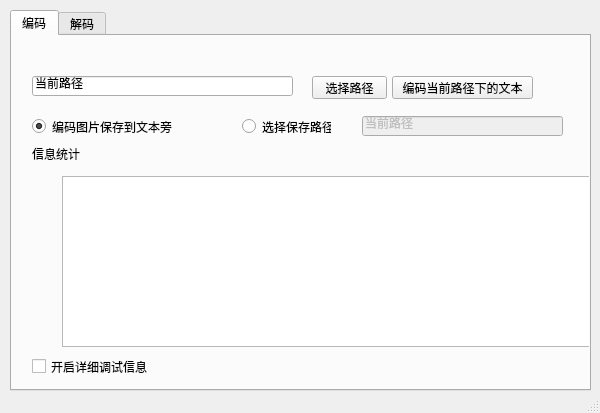
The window that enigma/enigma.ui (c3ll256/enigma) describes before a commit, drawn with Qt 5.
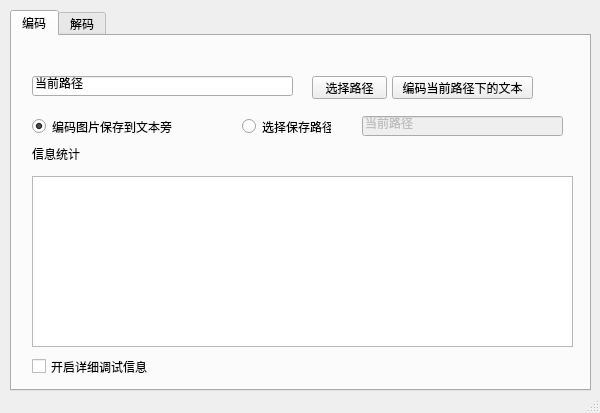
The same window after the commit.

Patch:
```diff
--- a/enigma/enigma.ui
+++ b/enigma/enigma.ui
@@ -159,7 +159,7 @@
      <widget class="QTextBrowser" name="txtEncodeDebug">
       <property name="geometry">
        <rect>
-        <x>50</x>
+        <x>20</x>
         <y>140</y>
         <width>541</width>
         <height>171</height>
```
